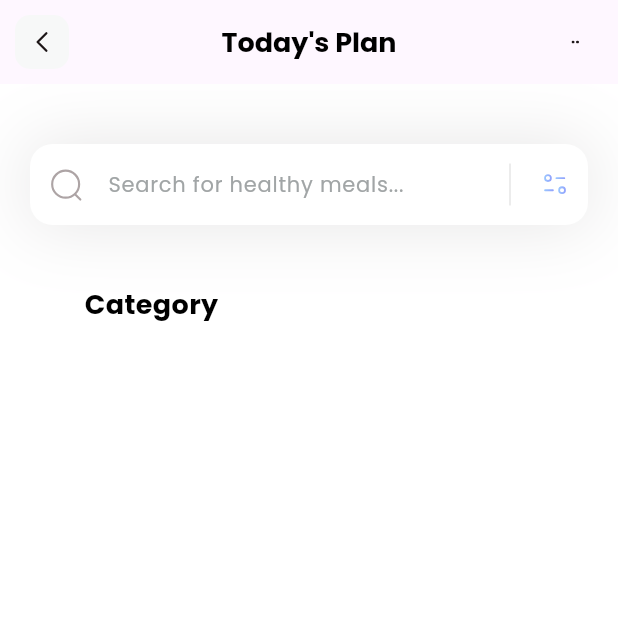
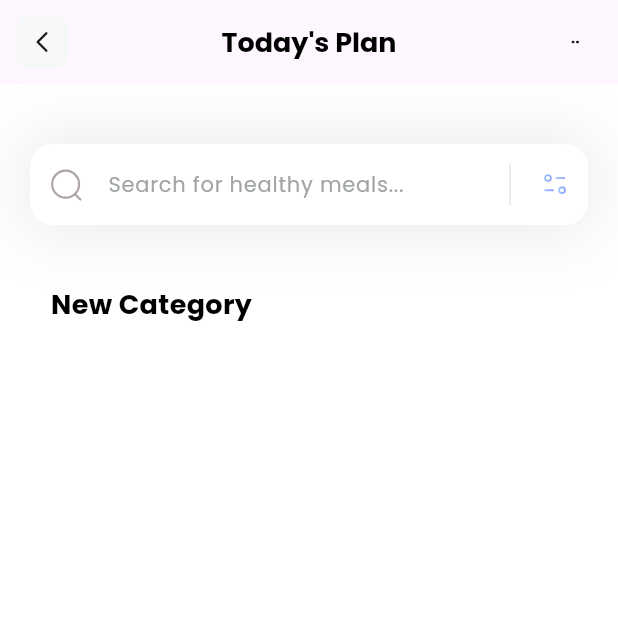
Before and after one commit to Vishvak12/myfitness_app, a Flutter app: the screen it shows after launch, on a phone screen of 412 x 824 dp, the top half of it. Run offline on Flutter 3.47's test engine with Material 3 defaults, Android fonts, the phone set to English and light mode, and no system bars; our stand-ins replace flutter_svg.

Commit message:
modified:   lib/pages/dashboard.dart

```diff
--- a/lib/pages/dashboard.dart
+++ b/lib/pages/dashboard.dart
@@ -36,7 +36,7 @@ class _HomePageState extends State<HomePage> {
               const Padding(
                 padding: EdgeInsets.only(right: 210),
                 child: Text(
-                  'Category',
+                  'New Category',
                   style: TextStyle(
                     color: Colors.black,
                     fontSize: 18,
```
